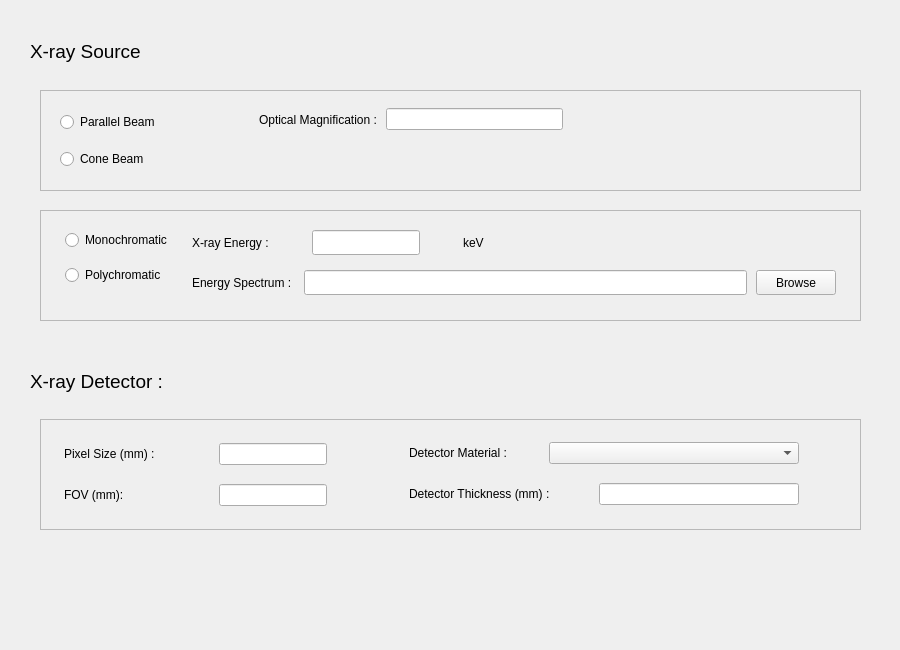
First picture: the form in SourceAndDetector.ui, repository SomayehSaghamanesh/SBIsim, before the edit.
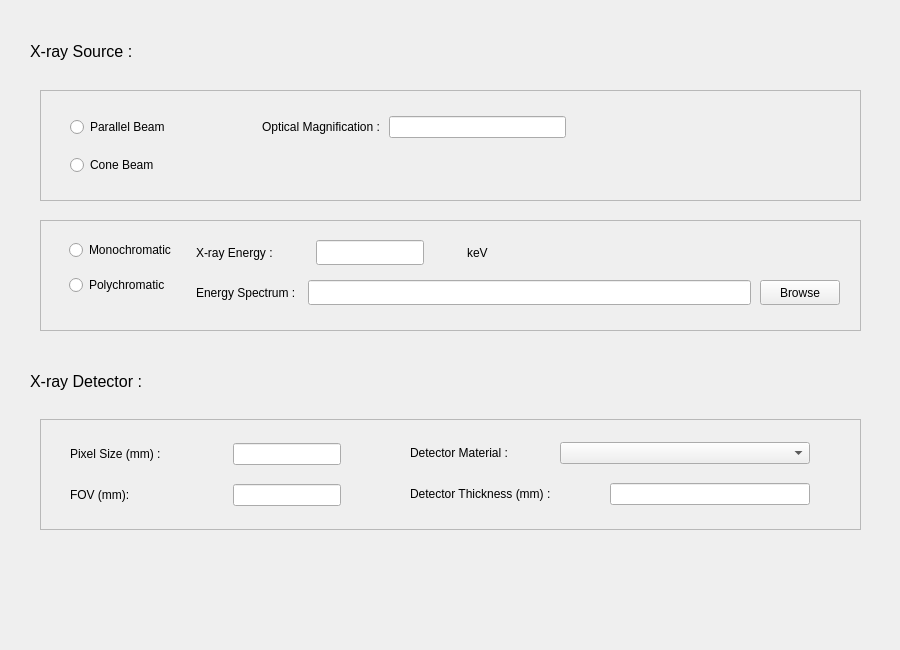
Second picture: the form after the edit.

Diff of the .ui file:
```diff
--- a/SourceAndDetector.ui
+++ b/SourceAndDetector.ui
@@ -25,6 +25,9 @@
   <property name="windowTitle">
    <string>Form</string>
   </property>
+  <property name="styleSheet">
+   <string notr="true">font: 12pt &quot;Ubuntu&quot;;</string>
+  </property>
   <widget class="QLabel" name="label_XSource">
    <property name="geometry">
     <rect>
@@ -36,7 +39,10 @@
    </property>
    <property name="font">
     <font>
-     <pointsize>14</pointsize>
+     <family>Ubuntu</family>
+     <pointsize>12</pointsize>
+     <italic>false</italic>
+     <bold>false</bold>
     </font>
    </property>
    <property name="text">
@@ -54,7 +60,10 @@
    </property>
    <property name="font">
     <font>
-     <pointsize>14</pointsize>
+     <family>Ubuntu</family>
+     <pointsize>12</pointsize>
+     <italic>false</italic>
+     <bold>false</bold>
     </font>
    </property>
    <property name="text">
@@ -65,7 +74,7 @@
    <property name="geometry">
     <rect>
      <x>40</x>
-     <y>210</y>
+     <y>220</y>
      <width>821</width>
      <height>111</height>
     </rect>
@@ -82,7 +91,7 @@
    <widget class="QWidget" name="layoutWidget">
     <property name="geometry">
      <rect>
-      <x>25</x>
+      <x>29</x>
       <y>20</y>
       <width>771</width>
       <height>73</height>
@@ -206,7 +215,7 @@
      <x>40</x>
      <y>90</y>
      <width>821</width>
-     <height>101</height>
+     <height>111</height>
     </rect>
    </property>
    <property name="frameShape">
@@ -218,10 +227,10 @@
    <widget class="QWidget" name="layoutWidget">
     <property name="geometry">
      <rect>
-      <x>20</x>
-      <y>20</y>
-      <width>121</width>
-      <height>63</height>
+      <x>30</x>
+      <y>24</y>
+      <width>127</width>
+      <height>65</height>
      </rect>
     </property>
     <layout class="QVBoxLayout" name="verticalLayout">
@@ -244,13 +253,13 @@
      </item>
     </layout>
    </widget>
-   <widget class="QWidget" name="">
+   <widget class="QWidget" name="layoutWidget">
     <property name="geometry">
      <rect>
-      <x>219</x>
-      <y>16</y>
+      <x>222</x>
+      <y>23</y>
       <width>304</width>
-      <height>27</height>
+      <height>28</height>
      </rect>
     </property>
     <layout class="QHBoxLayout" name="horizontalLayout_7">
@@ -288,10 +297,10 @@
    <widget class="QWidget" name="layoutWidget">
     <property name="geometry">
      <rect>
-      <x>24</x>
+      <x>30</x>
       <y>20</y>
-      <width>263</width>
-      <height>71</height>
+      <width>271</width>
+      <height>73</height>
      </rect>
     </property>
     <layout class="QVBoxLayout" name="verticalLayout_3">
@@ -354,10 +363,10 @@
    <widget class="QWidget" name="layoutWidget">
     <property name="geometry">
      <rect>
-      <x>369</x>
+      <x>370</x>
       <y>19</y>
-      <width>390</width>
-      <height>71</height>
+      <width>400</width>
+      <height>73</height>
      </rect>
     </property>
     <layout class="QVBoxLayout" name="verticalLayout_5">
```
